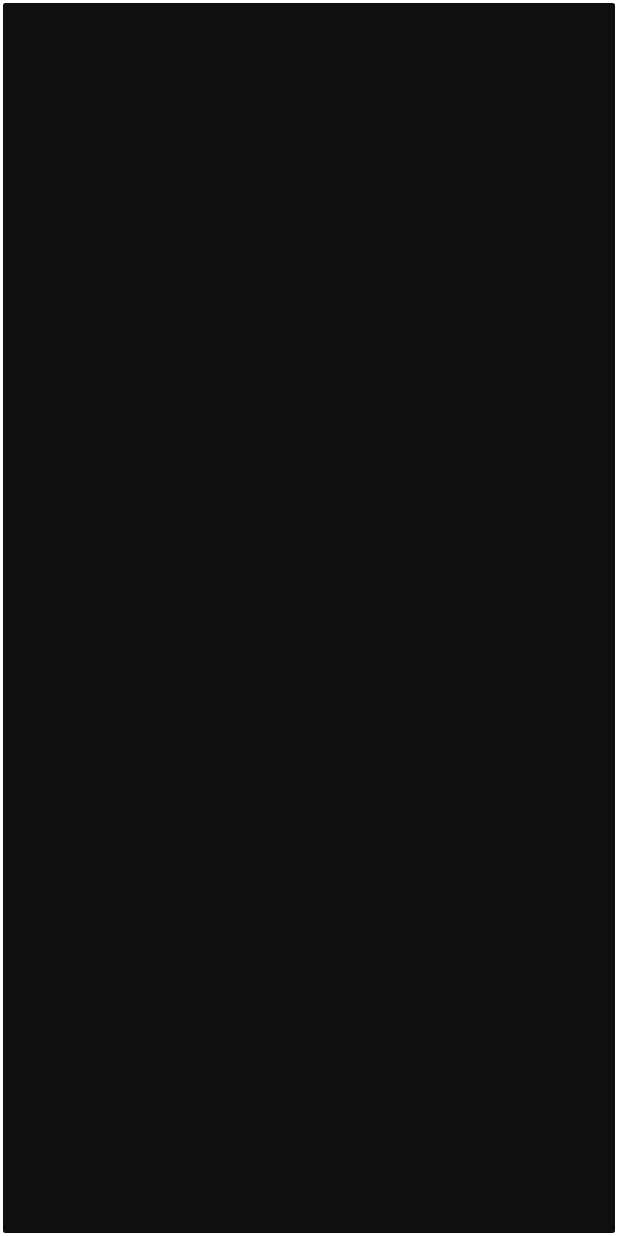
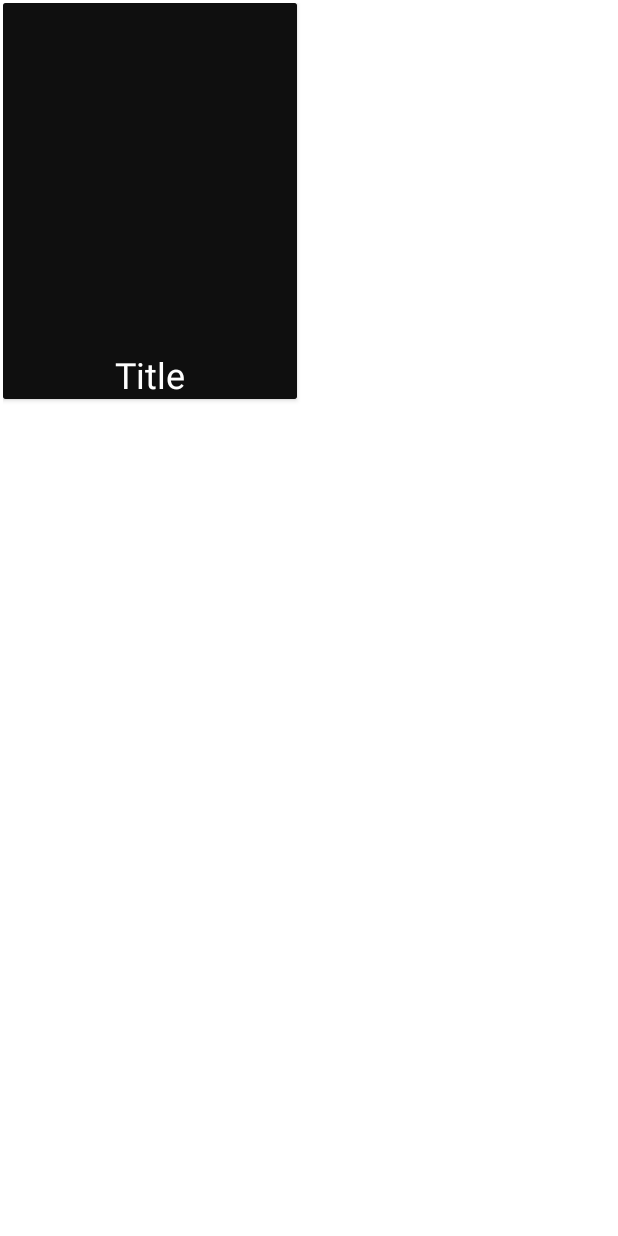
Before and after one commit to Polycapn/CoverLettersMV, an Android app: the layout video_item.xml on its own in the app's theme, with its tools: preview values and no code run, on a phone screen of 412 x 824 dp. Run offline under Robolectric (Android 15) with nearby library versions, the phone set to English and light mode, and no system bars.

Commit message:
Horizontal gridview implemented

```diff
--- a/app/src/main/java/com/example/polycap/coverlettersmv/model/YoutubeConnector.java
+++ b/app/src/main/java/com/example/polycap/coverlettersmv/model/YoutubeConnector.java
@@ -39,8 +39,8 @@ public class YoutubeConnector {
             query = youtube.search().list("id,snippet");
             query.setKey(KEY);
             query.setType("video");
-            query.setMaxResults(25L);
-            query.setFields("items(id/videoId,snippet/title,snippet/description,snippet/thumbnails/default/url)");
+            query.setMaxResults(20L);
+            query.setFields("items(id/videoId,snippet/title,snippet/description,snippet/thumbnails/high/url)");
 
             Log.d(TAG, "YoutubeConnector:"+query.toString());
         } catch (IOException e) {
@@ -61,7 +61,7 @@ public class YoutubeConnector {
                 VideoItem item = new VideoItem();
                 item.setTitle(result.getSnippet().getTitle());
                 item.setDescription(result.getSnippet().getDescription());
-                item.setThumbnailURL(result.getSnippet().getThumbnails().getDefault().getUrl());
+                item.setThumbnailURL(result.getSnippet().getThumbnails().getHigh().getUrl());
                 item.setId(result.getId().getVideoId());
                 items.add(item);
             }
--- a/app/src/main/res/layout/video_item.xml
+++ b/app/src/main/res/layout/video_item.xml
@@ -3,14 +3,15 @@
     xmlns:card_view="http://schemas.android.com/tools"
     android:layout_width="match_parent"
     android:layout_height="match_parent"
+    xmlns:tools="http://schemas.android.com/tools"
     android:background="@color/white"
     android:orientation="vertical"
     android:padding="2dp">
 
     <android.support.v7.widget.CardView
         android:id="@+id/cardView"
-        android:layout_width="match_parent"
-        android:layout_height="match_parent"
+        android:layout_width="196dp"
+        android:layout_height="264dp"
         card_view:cardBackgroundColor="@android:color/transparent"
         card_view:cardCornerRadius="2dp"
         card_view:cardElevation="1dp">
@@ -23,23 +24,23 @@
             <ImageView
                 android:id="@+id/video_thumbnail"
                 android:layout_width="match_parent"
-                android:layout_height="250dp"
-                android:padding="5dp"
-                android:scaleType="fitXY"
+                android:layout_height="match_parent"
+                android:scaleType="centerCrop"
                 android:contentDescription="@null"
                 card_view:cardBackgroundColor="@android:color/transparent"/>
 
             <TextView
                 android:id="@+id/video_title"
-                android:layout_below="@+id/video_thumbnail"
                 android:layout_width="wrap_content"
+                android:layout_alignBottom="@+id/video_thumbnail"
+                android:layout_centerHorizontal="true"
                 android:layout_height="wrap_content"
-                android:layout_centerInParent="true"
                 android:layout_marginTop="2dp"
-                android:gravity="fill_vertical"
-                android:textColor="@color/colorAccent"
+                android:textColor="@android:color/white"
                 android:textStyle="normal"
-                android:textSize="15sp"/>
+                android:textSize="24sp"
+                tools:text="Title"
+                />
 
         </RelativeLayout>
 
```
Also changed, not shown: app/src/main/java/com/example/polycap/coverlettersmv/View/CoverLettersActivities.java (+15 -2 lines), app/src/main/res/layout/content_cover_letters_activities.xml (+10 -4 lines).
